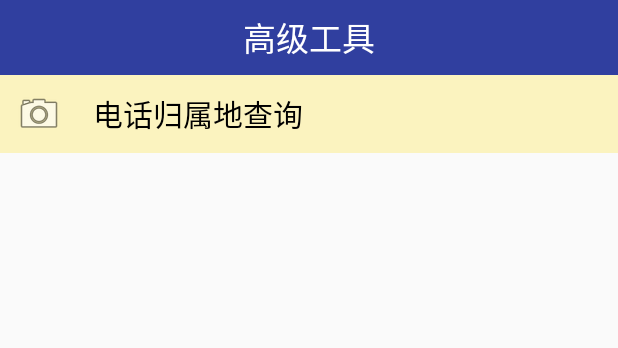
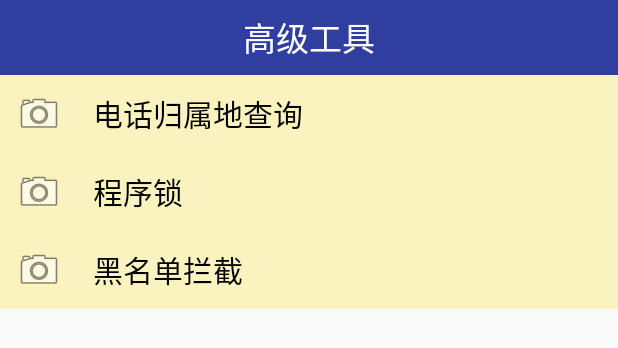
Before and after one commit to MichaelJoker/MobileGuard, an Android app: the layout activity_atools.xml on its own in the app's theme, with its tools: preview values and no code run, on a phone screen of 412 x 824 dp. Shown: the top 348 px of the screen. Run offline under Robolectric (Android 15) with nearby library versions, the phone set to English and light mode, and no system bars.

```diff
--- a/app/build.gradle
+++ b/app/build.gradle
@@ -22,7 +22,8 @@ android {
 dependencies {
     compile fileTree(include: ['*.jar'], dir: 'libs')
     testCompile 'junit:junit:4.12'
-    compile 'com.android.support:appcompat-v7:23.2.0'
-    compile 'com.android.support:design:23.1.1'
     compile files('libs/xUtils-2.6.14.jar')
+    compile 'com.android.support:appcompat-v7:23.2.1'
+    compile 'com.android.support:design:23.2.1'
+    compile 'com.android.support:support-v4:23.2.1'
 }
--- a/app/src/main/res/layout/activity_atools.xml
+++ b/app/src/main/res/layout/activity_atools.xml
@@ -22,6 +22,34 @@
         android:textColor="@color/black"
         android:textSize="20sp" />
 
+    <TextView
+        android:layout_width="match_parent"
+        android:layout_height="wrap_content"
+        android:background="@drawable/button"
+        android:clickable="true"
+        android:drawableLeft="@android:drawable/ic_menu_camera"
+        android:drawablePadding="20dp"
+        android:gravity="center_vertical"
+        android:onClick="appLock"
+        android:padding="10dp"
+        android:text="程序锁"
+        android:textColor="@color/black"
+        android:textSize="20sp" />
+
+    <TextView
+        android:layout_width="match_parent"
+        android:layout_height="wrap_content"
+        android:background="@drawable/button"
+        android:clickable="true"
+        android:drawableLeft="@android:drawable/ic_menu_camera"
+        android:drawablePadding="20dp"
+        android:gravity="center_vertical"
+        android:onClick="blackListQuery"
+        android:padding="10dp"
+        android:text="黑名单拦截"
+        android:textColor="@color/black"
+        android:textSize="20sp" />
+
 
 
 
--- a/app/src/main/res/values/strings.xml
+++ b/app/src/main/res/values/strings.xml
@@ -3,4 +3,7 @@
     <string name="title_activity_setup3">SetupActivity3</string>
     <string name="sample_device_admin_description">设备管理器一键锁屏,清除数据等等</string>
     <string name="sample_device_admin">设备管理器</string>
+
+    <!-- TODO: Remove or change this placeholder text -->
+    <string name="hello_blank_fragment">Hello blank fragment</string>
 </resources>
```
Also changed, not shown: app/src/main/AndroidManifest.xml (+6 -1 lines).
